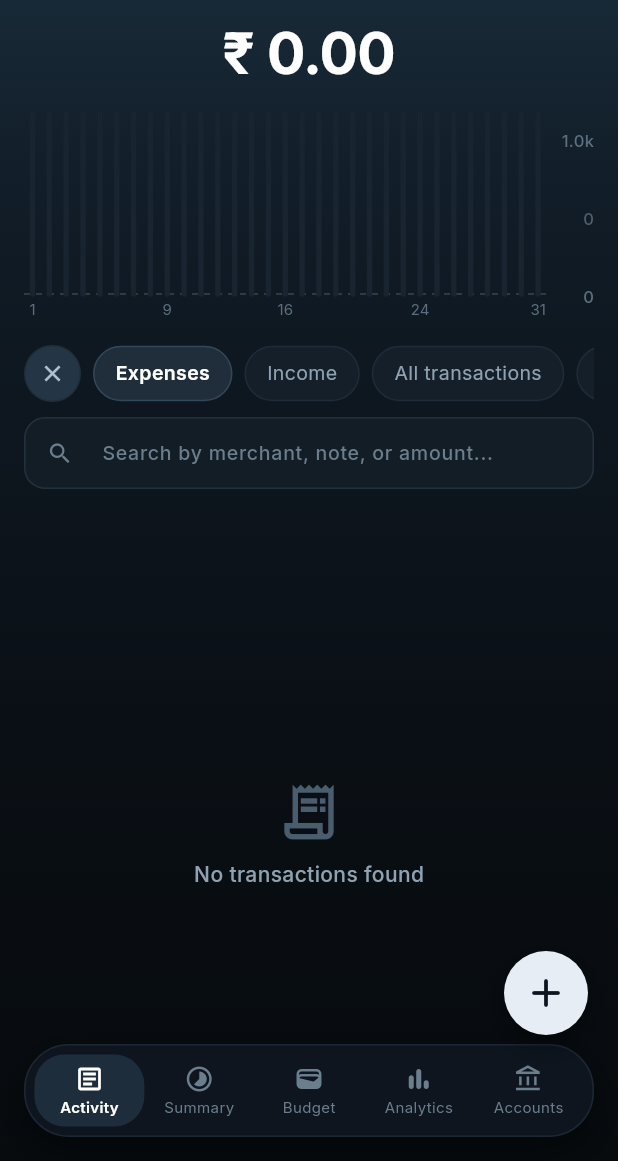
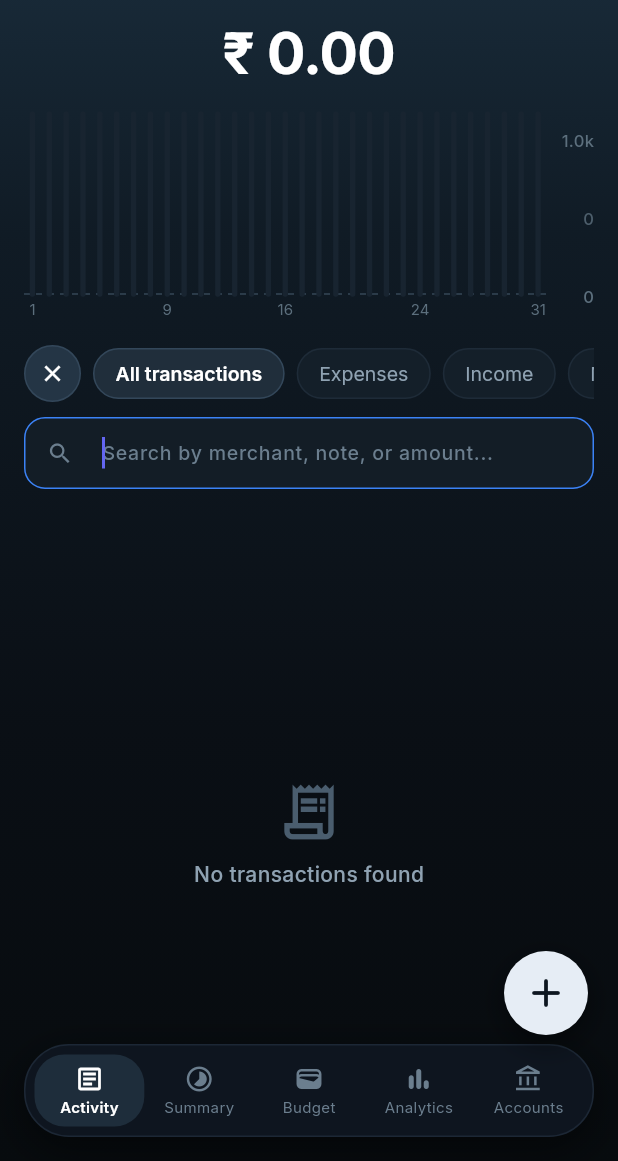
Before and after one commit to gopu29/flow_expense, a Flutter app: the screen it shows after launch, after a tap on the "search" icon, on a phone screen of 412 x 824 dp, the part 75-1236 px from its top. Run offline on Flutter 3.47's test engine with Material 3 defaults, Android fonts, the phone set to English and light mode, and no system bars; our stand-ins replace fl_chart, flutter_riverpod, google_fonts, sqflite, sqflite_common_ffi_web; accounts and stored records are empty.

Commit message:
feat(activity): default to all transactions filter and add smooth search transitions

```diff
--- a/lib/features/activity/screens/activity_screen.dart
+++ b/lib/features/activity/screens/activity_screen.dart
@@ -1,7 +1,5 @@
 import 'package:flutter/material.dart';
 import 'package:flutter_riverpod/flutter_riverpod.dart';
-import '../../../core/theme/app_colors.dart';
-import '../../../core/theme/app_typography.dart';
 import '../../../core/constants/app_constants.dart';
 import '../../../core/utils/formatters.dart';
 import '../../../core/widgets/month_selector_sheet.dart';
@@ -19,15 +17,37 @@ class ActivityScreen extends ConsumerStatefulWidget {
   ConsumerState<ActivityScreen> createState() => _ActivityScreenState();
 }
 
-class _ActivityScreenState extends ConsumerState<ActivityScreen> {
-  String _selectedTypeFilter = 'Expenses'; // 'All', 'Expenses', 'Income'
+class _ActivityScreenState extends ConsumerState<ActivityScreen>
+    with SingleTickerProviderStateMixin {
+  String _selectedTypeFilter = 'All'; // Default to 'All'
   bool _showSearchBar = false;
   final TextEditingController _searchController = TextEditingController();
+  final FocusNode _searchFocusNode = FocusNode();
   String _searchQuery = '';
+
+  late final AnimationController _searchAnimController;
+  late final Animation<double> _searchExpandAnimation;
+  late final Animation<double> _searchFadeAnimation;
 
   @override
   void initState() {
     super.initState();
+    _searchAnimController = AnimationController(
+      vsync: this,
+      duration: const Duration(milliseconds: 280),
+      reverseDuration: const Duration(milliseconds: 220),
+    );
+    _searchExpandAnimation = CurvedAnimation(
+      parent: _searchAnimController,
+      curve: Curves.easeOutCubic,
+      reverseCurve: Curves.easeInCubic,
+    );
+    _searchFadeAnimation = CurvedAnimation(
+      parent: _searchAnimController,
+      curve: const Interval(0.15, 1.0, curve: Curves.easeOut),
+      reverseCurve: const Interval(0.0, 0.7, curve: Curves.easeIn),
+    );
+
     _searchController.addListener(() {
       setState(() {
         _searchQuery = _searchController.text.trim().toLowerCase();
@@ -37,8 +57,25 @@ class _ActivityScreenState extends ConsumerState<ActivityScreen> {
 
   @override
   void dispose() {
+    _searchAnimController.dispose();
     _searchController.dispose();
+    _searchFocusNode.dispose();
     super.dispose();
+  }
+
+  void _toggleSearchBar() {
+    setState(() {
+      _showSearchBar = !_showSearchBar;
+      if (_showSearchBar) {
+        _searchAnimController.forward();
+        _searchFocusNode.requestFocus();
+      } else {
+        _searchAnimController.reverse();
+        _searchController.clear();
+        _searchQuery = '';
+        _searchFocusNode.unfocus();
+      }
+    });
   }
 
   @override
@@ -170,23 +207,18 @@ class _ActivityScreenState extends ConsumerState<ActivityScreen> {
 
               const SizedBox(height: 14),
 
-              // 4. Horizontal Filter Chips (Search, Expenses, Monthly, All accounts)
+              // 4. Horizontal Filter Chips (Search, All transactions, Expenses, Income, Monthly, All accounts)
               SingleChildScrollView(
                 scrollDirection: Axis.horizontal,
+                physics: const BouncingScrollPhysics(),
                 child: Row(
                   children: [
-                    // Search toggle button
+                    // Search toggle button with smooth icon rotation & background transition
                     GestureDetector(
-                      onTap: () {
-                        setState(() {
-                          _showSearchBar = !_showSearchBar;
-                          if (!_showSearchBar) {
-                            _searchController.clear();
-                            _searchQuery = '';
-                          }
-                        });
-                      },
-                      child: Container(
+                      onTap: _toggleSearchBar,
+                      child: AnimatedContainer(
+                        duration: const Duration(milliseconds: 250),
+                        curve: Curves.easeOutCubic,
                         width: 38,
                         height: 38,
                         decoration: BoxDecoration(
@@ -195,34 +227,61 @@ class _ActivityScreenState extends ConsumerState<ActivityScreen> {
                               : const Color(0xFF15202B),
                           shape: BoxShape.circle,
                           border: Border.all(
-                            color: const Color(0xFF212E3B),
+                            color: _showSearchBar
+                                ? const Color(0xFF33475A)
+                                : const Color(0xFF212E3B),
                           ),
+                        ),
+                        child: AnimatedSwitcher(
+                          duration: const Duration(milliseconds: 220),
+                          transitionBuilder: (child, anim) => RotationTransition(
+                            turns: anim.drive(
+                              Tween<double>(begin: 0.75, end: 1.0)
+                                  .chain(CurveTween(curve: Curves.easeOutBack)),
+                            ),
+                            child: FadeTransition(opacity: anim, child: child),
                           ),
                           child: Icon(
                             _showSearchBar ? Icons.close : Icons.search_rounded,
+                            key: ValueKey<bool>(_showSearchBar),
                             size: 18,
-                          color: const Color(0xFFB0C2D2),
+                            color: _showSearchBar
+                                ? Colors.white
+                                : const Color(0xFFB0C2D2),
+                          ),
                         ),
                       ),
                     ),
                     const SizedBox(width: 8),
 
+                    // All filter pill (DEFAULT SELECTED)
+                    _buildFilterChip(
+                      'All transactions',
+                      isActive: _selectedTypeFilter == 'All',
+                      onTap: () {
+                        setState(() => _selectedTypeFilter = 'All');
+                      },
+                    ),
+                    const SizedBox(width: 8),
+
                     // Expenses filter pill
-                    _buildFilterChip('Expenses', isActive: _selectedTypeFilter == 'Expenses', onTap: () {
+                    _buildFilterChip(
+                      'Expenses',
+                      isActive: _selectedTypeFilter == 'Expenses',
+                      onTap: () {
                         setState(() => _selectedTypeFilter = 'Expenses');
-                    }),
+                      },
+                    ),
                     const SizedBox(width: 8),
 
                     // Income filter pill
-                    _buildFilterChip('Income', isActive: _selectedTypeFilter == 'Income', onTap: () {
+                    _buildFilterChip(
+                      'Income',
+                      isActive: _selectedTypeFilter == 'Income',
+                      onTap: () {
                         setState(() => _selectedTypeFilter = 'Income');
-                    }),
-                    const SizedBox(width: 8),
-
-                    // All filter pill
-                    _buildFilterChip('All transactions', isActive: _selectedTypeFilter == 'All', onTap: () {
-                      setState(() => _selectedTypeFilter = 'All');
-                    }),
+                      },
+                    ),
                     const SizedBox(width: 8),
 
                     // Monthly tag
@@ -235,17 +294,22 @@ class _ActivityScreenState extends ConsumerState<ActivityScreen> {
                 ),
               ),
 
-              // Optional search input field
-              if (_showSearchBar) ...[
-                const SizedBox(height: 10),
-                TextField(
+              // Smoothly animated expanding search bar
+              SizeTransition(
+                sizeFactor: _searchExpandAnimation,
+                alignment: Alignment.topCenter,
+                child: FadeTransition(
+                  opacity: _searchFadeAnimation,
+                  child: Padding(
+                    padding: const EdgeInsets.only(top: 10),
+                    child: TextField(
                       controller: _searchController,
-                  autofocus: true,
+                      focusNode: _searchFocusNode,
                       style: const TextStyle(color: Colors.white, fontSize: 14),
                       decoration: InputDecoration(
                         hintText: 'Search by merchant, note, or amount...',
-                    hintStyle: TextStyle(
-                      color: const Color(0xFF6B7E8E),
+                        hintStyle: const TextStyle(
+                          color: Color(0xFF6B7E8E),
                           fontSize: 13,
                         ),
                         filled: true,
@@ -255,6 +319,16 @@ class _ActivityScreenState extends ConsumerState<ActivityScreen> {
                           color: Color(0xFF6B7E8E),
                           size: 18,
                         ),
+                        suffixIcon: _searchQuery.isNotEmpty
+                            ? GestureDetector(
+                                onTap: () => _searchController.clear(),
+                                child: const Icon(
+                                  Icons.close_rounded,
+                                  color: Color(0xFF6B7E8E),
+                                  size: 16,
+                                ),
+                              )
+                            : null,
                         contentPadding: const EdgeInsets.symmetric(
                           horizontal: 14,
                           vertical: 10,
@@ -267,9 +341,15 @@ class _ActivityScreenState extends ConsumerState<ActivityScreen> {
                           borderRadius: BorderRadius.circular(14),
                           borderSide: const BorderSide(color: Color(0xFF22313F)),
                         ),
+                        focusedBorder: OutlineInputBorder(
+                          borderRadius: BorderRadius.circular(14),
+                          borderSide: const BorderSide(color: Color(0xFF3B82F6)),
                         ),
                       ),
-              ],
+                    ),
+                  ),
+                ),
+              ),
 
               const SizedBox(height: 12),
 
@@ -301,8 +381,10 @@ class _ActivityScreenState extends ConsumerState<ActivityScreen> {
                       return true;
                     }).toList();
 
+                    Widget content;
                     if (filtered.isEmpty) {
-                      return Center(
+                      content = Center(
+                        key: const ValueKey('empty_tx_state'),
                         child: Column(
                           mainAxisAlignment: MainAxisAlignment.center,
                           children: [
@@ -323,8 +405,7 @@ class _ActivityScreenState extends ConsumerState<ActivityScreen> {
                           ],
                         ),
                       );
-                    }
-
+                    } else {
                       // Group by date header (e.g. "Today", "Yesterday", "Fri, 09 Oct")
                       final Map<String, List<Transaction>> grouped = {};
                       for (final tx in filtered) {
@@ -334,7 +415,8 @@ class _ActivityScreenState extends ConsumerState<ActivityScreen> {
 
                       final groupHeaders = grouped.keys.toList();
 
-                    return ListView.builder(
+                      content = ListView.builder(
+                        key: ValueKey('list_tx_$_selectedTypeFilter'),
                         padding: const EdgeInsets.only(bottom: 96),
                         itemCount: groupHeaders.length,
                         itemBuilder: (context, index) {
@@ -417,6 +499,14 @@ class _ActivityScreenState extends ConsumerState<ActivityScreen> {
                         );
                       },
                     );
+                  }
+
+                  return AnimatedSwitcher(
+                    duration: const Duration(milliseconds: 220),
+                    switchInCurve: Curves.easeOutCubic,
+                    switchOutCurve: Curves.easeInCubic,
+                    child: content,
+                  );
                 },
                   loading: () => const Center(
                     child: CircularProgressIndicator(strokeWidth: 2),
@@ -439,7 +529,8 @@ class _ActivityScreenState extends ConsumerState<ActivityScreen> {
     return GestureDetector(
       onTap: onTap,
       child: AnimatedContainer(
-        duration: const Duration(milliseconds: 180),
+        duration: const Duration(milliseconds: 220),
+        curve: Curves.easeOutCubic,
         padding: const EdgeInsets.symmetric(horizontal: 14, vertical: 8),
         decoration: BoxDecoration(
           color: isActive ? const Color(0xFF202E3B) : const Color(0xFF141F29),
@@ -449,13 +540,16 @@ class _ActivityScreenState extends ConsumerState<ActivityScreen> {
             width: 1,
           ),
         ),
-        child: Text(
-          label,
+        child: AnimatedDefaultTextStyle(
+          duration: const Duration(milliseconds: 220),
+          curve: Curves.easeOutCubic,
           style: TextStyle(
             color: isActive ? Colors.white : const Color(0xFF8FA2B2),
             fontSize: 13,
             fontWeight: isActive ? FontWeight.w600 : FontWeight.normal,
+            fontFamily: 'Inter',
           ),
+          child: Text(label),
         ),
       ),
     );
```
Lines whose indentation alone changed are shown as unchanged.
